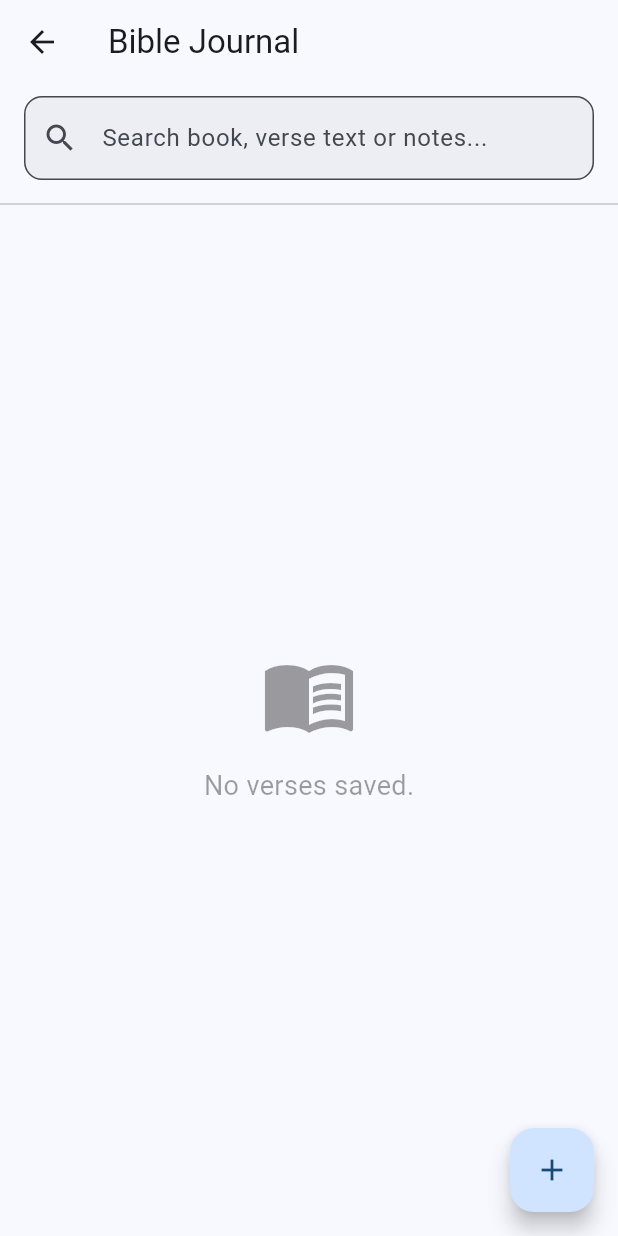
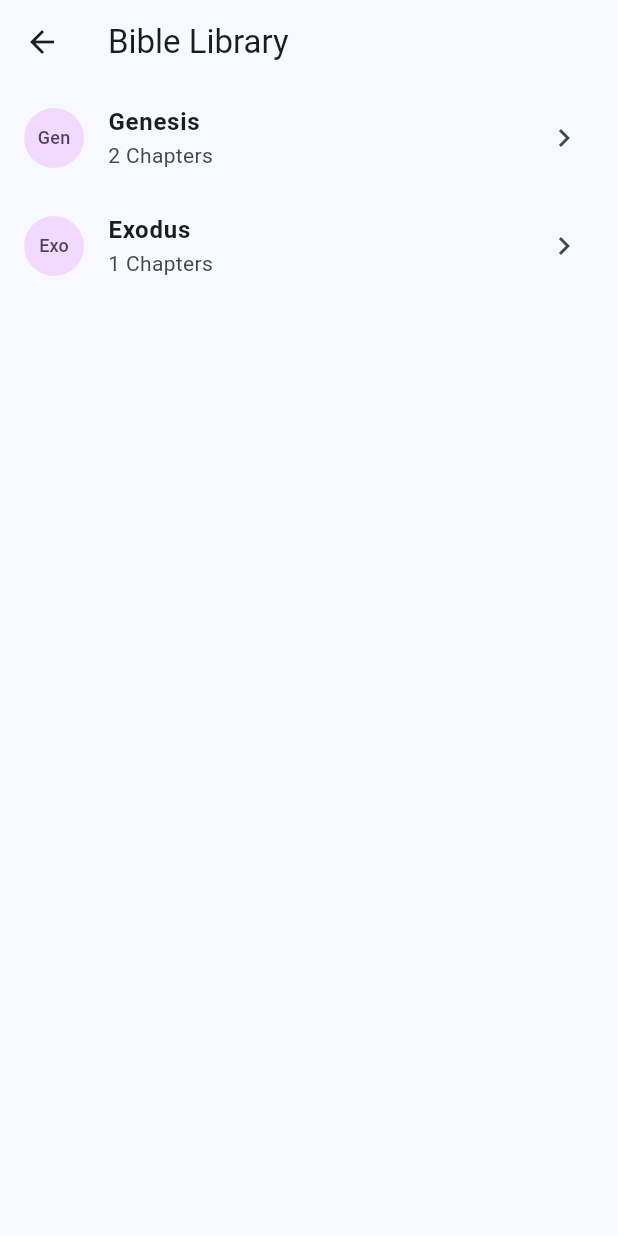
Before and after one commit to wacky004/offline_planner, a Flutter app: the BibleScreen screen opened directly, on a phone screen of 412 x 824 dp. Run offline on Flutter 3.47's test engine with Material 3 defaults, Android fonts, the phone set to English and light mode, and no system bars; our stand-ins replace flutter_local_notifications, hive, hive_flutter, shared_preferences, table_calendar, timezone; accounts and stored records are empty.

Commit message:
Refactored Bible into books chapters verses flow

```diff
--- /dev/null
+++ b/lib/models/bible_book.dart
@@ -0,0 +1,37 @@
+class BibleBook {
+  final String id;
+  final String name;
+  final String abbreviation;
+  final int totalChapters;
+  final List<dynamic>? _chaptersJson; // Holds raw JSON for lazy extraction
+
+  BibleBook({
+    required this.id,
+    required this.name,
+    required this.abbreviation,
+    required this.totalChapters,
+    required List<dynamic>? chaptersJson,
+  }) : _chaptersJson = chaptersJson;
+
+  factory BibleBook.fromJson(Map<String, dynamic> json) {
+    return BibleBook(
+      id: json['id'] as String,
+      name: json['name'] as String,
+      abbreviation: json['abbreviation'] as String,
+      totalChapters: json['totalChapters'] as int,
+      chaptersJson: json['chapters'] as List<dynamic>?,
+    );
+  }
+
+  /// Extracts the required chapter payload natively out of parsed context.
+  List<dynamic> getChapterVerses(int chapterNumber) {
+    final chapters = _chaptersJson;
+    if (chapters == null) return [];
+    for (var chapterMap in chapters) {
+      if (chapterMap['chapterNumber'] == chapterNumber) {
+        return chapterMap['verses'] as List<dynamic>? ?? [];
+      }
+    }
+    return [];
+  }
+}
--- /dev/null
+++ b/lib/models/bible_verse.dart
@@ -0,0 +1,51 @@
+class BibleVerse {
+  String id;
+  String bookId;
+  String bookName;
+  int chapterNumber;
+  int verseNumber;
+  String verseText;
+  String note;
+  bool isFavorite;
+  DateTime createdAt;
+  DateTime updatedAt;
+
+  BibleVerse({
+    required this.id,
+    required this.bookId,
+    required this.bookName,
+    required this.chapterNumber,
+    required this.verseNumber,
+    required this.verseText,
+    this.note = '',
+    this.isFavorite = false,
+    required this.createdAt,
+    required this.updatedAt,
+  });
+
+  BibleVerse copyWith({
+    String? id,
+    String? bookId,
+    String? bookName,
+    int? chapterNumber,
+    int? verseNumber,
+    String? verseText,
+    String? note,
+    bool? isFavorite,
+    DateTime? createdAt,
+    DateTime? updatedAt,
+  }) {
+    return BibleVerse(
+      id: id ?? this.id,
+      bookId: bookId ?? this.bookId,
+      bookName: bookName ?? this.bookName,
+      chapterNumber: chapterNumber ?? this.chapterNumber,
+      verseNumber: verseNumber ?? this.verseNumber,
+      verseText: verseText ?? this.verseText,
+      note: note ?? this.note,
+      isFavorite: isFavorite ?? this.isFavorite,
+      createdAt: createdAt ?? this.createdAt,
+      updatedAt: updatedAt ?? this.updatedAt,
+    );
+  }
+}
--- a/lib/providers/bible_provider.dart
+++ b/lib/providers/bible_provider.dart
@@ -1,66 +1,77 @@
-import 'package:flutter/foundation.dart';
-import '../models/saved_verse.dart';
+import 'dart:convert';
+import 'package:flutter/widgets.dart';
+import 'package:flutter/services.dart' show rootBundle;
+import '../models/bible_book.dart';
+import '../models/bible_verse.dart';
 import '../services/database_service.dart';
 
 class BibleProvider with ChangeNotifier {
   final DatabaseService _dbService;
 
-  List<SavedVerse> _verses = [];
-  String _searchQuery = '';
+  List<BibleBook> _books = [];
+  List<BibleVerse> _savedAnnotations = [];
+
+  bool _isLoading = true;
+  bool get isLoading => _isLoading;
 
   BibleProvider(this._dbService) {
-    _loadData();
+    _init();
   }
 
-  List<SavedVerse> get verses => _verses;
-  String get searchQuery => _searchQuery;
-
-  List<SavedVerse> get filteredVerses {
-    return _verses.where((v) {
-      final textMatches = v.text.toLowerCase().contains(_searchQuery.toLowerCase());
-      final bookMatches = v.book.toLowerCase().contains(_searchQuery.toLowerCase());
-      final noteMatches = v.note.toLowerCase().contains(_searchQuery.toLowerCase());
-      return textMatches || bookMatches || noteMatches;
-    }).toList();
-  }
-
-  void setSearchQuery(String query) {
-    _searchQuery = query;
+  Future<void> _init() async {
+    await _loadBibleAsset();
+    _loadAnnotations();
+    _isLoading = false;
     notifyListeners();
   }
 
-  void _loadData() {
-    _verses = _dbService.getAllSavedVerses();
-    _verses.sort((a, b) => b.updatedAt.compareTo(a.updatedAt));
+  Future<void> _loadBibleAsset() async {
+    try {
+      final jsonString = await rootBundle.loadString('assets/bible_sample.json');
+      final Map<String, dynamic> data = jsonDecode(jsonString);
+      final List<dynamic> booksList = data['books'];
+
+      _books = booksList.map((e) => BibleBook.fromJson(e)).toList();
+    } catch (e) {
+      debugPrint('Error loading bible asset: $e');
+    }
+  }
+
+  void _loadAnnotations() {
+    _savedAnnotations = _dbService.getAllBibleVerses();
     notifyListeners();
   }
 
-  Future<void> addVerse(SavedVerse verse) async {
-    await _dbService.addSavedVerse(verse);
-    _loadData();
-  }
+  List<BibleBook> get books => _books;
 
-  Future<void> updateVerse(SavedVerse verse) async {
-    final updated = verse.copyWith(updatedAt: DateTime.now());
-    await _dbService.updateSavedVerse(updated);
-    _loadData();
-  }
-
-  Future<void> deleteVerse(String id) async {
+  /// Retrieves purely the read-only JSON verses for the chapter
+  List<dynamic> getRawVerses(String bookId, int chapterNumber) {
     try {
-      _verses.removeWhere((v) => v.id == id);
-      notifyListeners();
-
-      await _dbService.deleteSavedVerse(id);
-      _loadData();
-    } catch (e) {
-      debugPrint('Error deleting verse: $e');
-      rethrow;
+      final book = _books.firstWhere((b) => b.id == bookId);
+      return book.getChapterVerses(chapterNumber);
+    } catch (_) {
+      return [];
     }
   }
 
-  Future<void> toggleFavorite(SavedVerse verse) async {
-    final updated = verse.copyWith(isFavorite: !verse.isFavorite);
-    await updateVerse(updated);
+  /// Gets the Hive annotation if present
+  BibleVerse? getAnnotation(String bookId, int chapterNumber, int verseNumber) {
+    try {
+      return _savedAnnotations.firstWhere(
+        (v) => v.bookId == bookId && v.chapterNumber == chapterNumber && v.verseNumber == verseNumber,
+      );
+    } catch (_) {
+      return null;
+    }
+  }
+
+  Future<void> saveAnnotation(BibleVerse verse) async {
+    await _dbService.addBibleVerse(verse);
+    _loadAnnotations();
+  }
+
+  Future<void> removeAnnotation(String id) async {
+    await _dbService.deleteBibleVerse(id);
+    _loadAnnotations();
   }
 }
--- a/lib/screens/bible_screen.dart
+++ b/lib/screens/bible_screen.dart
@@ -1,8 +1,7 @@
 import 'package:flutter/material.dart';
 import 'package:provider/provider.dart';
 import '../providers/bible_provider.dart';
-import '../widgets/verse_list_item.dart';
-import 'verse_editor_screen.dart';
+import 'bible_chapters_screen.dart';
 
 class BibleScreen extends StatelessWidget {
   const BibleScreen({super.key});
@@ -11,67 +10,42 @@ class BibleScreen extends StatelessWidget {
   Widget build(BuildContext context) {
     return Scaffold(
       appBar: AppBar(
-        title: const Text('Bible Journal'),
+        title: const Text('Bible Library'),
       ),
       body: Consumer<BibleProvider>(
         builder: (context, provider, _) {
-          final verses = provider.filteredVerses;
+          if (provider.isLoading) {
+            return const Center(child: CircularProgressIndicator());
+          }
 
-          return Column(
-            children: [
-              // Search Bar
-              Padding(
-                padding: const EdgeInsets.symmetric(horizontal: 16.0, vertical: 8.0),
-                child: TextField(
-                  decoration: InputDecoration(
-                    hintText: 'Search book, verse text or notes...',
-                    prefixIcon: const Icon(Icons.search),
-                    border: OutlineInputBorder(
-                      borderRadius: BorderRadius.circular(12),
-                    ),
-                    filled: true,
-                    fillColor: Theme.of(context).colorScheme.surfaceContainerHighest.withValues(alpha: 0.5),
-                  ),
-                  onChanged: provider.setSearchQuery,
+          final books = provider.books;
+
+          if (books.isEmpty) {
+            return const Center(child: Text('No books loaded.'));
+          }
+
+          return ListView.builder(
+            itemCount: books.length,
+            itemBuilder: (context, index) {
+              final book = books[index];
+              return ListTile(
+                leading: CircleAvatar(
+                  backgroundColor: Theme.of(context).colorScheme.tertiaryContainer,
+                  child: Text(book.abbreviation, style: TextStyle(color: Theme.of(context).colorScheme.onTertiaryContainer, fontSize: 12)),
                 ),
-              ),
-              const Divider(),
-              // Verse List
-              Expanded(
-                child: verses.isEmpty
-                    ? Center(
-                        child: Column(
-                          mainAxisAlignment: MainAxisAlignment.center,
-                          children: [
-                            Icon(Icons.menu_book, size: 64, color: Theme.of(context).disabledColor),
-                            const SizedBox(height: 16),
-                            Text(
-                              provider.searchQuery.isEmpty ? 'No verses saved.' : 'No matching text found.',
-                              style: TextStyle(color: Theme.of(context).disabledColor, fontSize: 18),
-                            ),
-                          ],
-                        ),
-                      )
-                    : ListView.builder(
-                        padding: const EdgeInsets.symmetric(horizontal: 16.0, vertical: 8.0),
-                        itemCount: verses.length,
-                        itemBuilder: (context, index) {
-                          return VerseListItem(verse: verses[index]);
-                        },
-                      ),
-              )
-            ],
+                title: Text(book.name, style: const TextStyle(fontWeight: FontWeight.bold)),
+                subtitle: Text('${book.totalChapters} Chapters'),
+                trailing: const Icon(Icons.chevron_right),
+                onTap: () {
+                  Navigator.push(
+                    context,
+                    MaterialPageRoute(builder: (_) => BibleChaptersScreen(book: book)),
+                  );
+                },
+              );
+            },
           );
         },
-      ),
-      floatingActionButton: FloatingActionButton(
-        onPressed: () {
-          Navigator.push(
-            context,
-            MaterialPageRoute(builder: (_) => const VerseEditorScreen()),
-          );
-        },
-        child: const Icon(Icons.add),
       ),
     );
   }
--- a/lib/services/database_service.dart
+++ b/lib/services/database_service.dart
@@ -5,48 +5,48 @@ import '../models/goal.dart';
 import '../models/goal_adapter.dart';
 import '../models/recipe.dart';
 import '../models/recipe_adapter.dart';
-import '../models/saved_verse.dart';
-import '../models/saved_verse_adapter.dart';
+import '../models/bible_verse.dart';
+import '../models/bible_verse_adapter.dart';
 
 class DatabaseService {
   static const String _boxName = 'entriesBox';
   static const String _goalsBoxName = 'goalsBox';
   static const String _recipesBoxName = 'recipesBox';
-  static const String _savedVersesBoxName = 'savedVersesBox';
+  static const String _bibleVersesBoxName = 'bibleVersesBox';
 
   late Box<Entry> _box;
   late Box<Goal> _goalsBox;
   late Box<Recipe> _recipesBox;
-  late Box<SavedVerse> _savedVersesBox;
+  late Box<BibleVerse> _bibleVersesBox;
 
   Future<void> init() async {
     await Hive.initFlutter();
     Hive.registerAdapter(EntryAdapter());
     Hive.registerAdapter(GoalAdapter());
     Hive.registerAdapter(RecipeAdapter());
-    Hive.registerAdapter(SavedVerseAdapter());
+    Hive.registerAdapter(BibleVerseAdapter());
 
     _box = await Hive.openBox<Entry>(_boxName);
     _goalsBox = await Hive.openBox<Goal>(_goalsBoxName);
     _recipesBox = await Hive.openBox<Recipe>(_recipesBoxName);
-    _savedVersesBox = await Hive.openBox<SavedVerse>(_savedVersesBoxName);
+    _bibleVersesBox = await Hive.openBox<BibleVerse>(_bibleVersesBoxName);
   }
 
-  // --- Saved Verses --- //
-  List<SavedVerse> getAllSavedVerses() {
-    return _savedVersesBox.values.toList();
+  // --- Bible Verses Annotations --- //
+  List<BibleVerse> getAllBibleVerses() {
+    return _bibleVersesBox.values.toList();
   }
 
-  Future<void> addSavedVerse(SavedVerse verse) async {
-    await _savedVersesBox.put(verse.id, verse);
+  Future<void> addBibleVerse(BibleVerse verse) async {
+    await _bibleVersesBox.put(verse.id, verse);
   }
 
-  Future<void> updateSavedVerse(SavedVerse verse) async {
-    await _savedVersesBox.put(verse.id, verse);
+  Future<void> updateBibleVerse(BibleVerse verse) async {
+    await _bibleVersesBox.put(verse.id, verse);
   }
 
-  Future<void> deleteSavedVerse(String id) async {
-    await _savedVersesBox.delete(id);
+  Future<void> deleteBibleVerse(String id) async {
+    await _bibleVersesBox.delete(id);
   }
 
   // --- Entries --- //
--- a/pubspec.yaml
+++ b/pubspec.yaml
@@ -25,3 +25,6 @@ dev_dependencies:
 
 flutter:
   uses-material-design: true
+
+  assets:
+    - assets/bible_sample.json
```
Also changed, not shown: assets/bible_sample.json (added, +67 -0 lines), lib/models/bible_verse_adapter.dart (added, +53 -0 lines), lib/screens/bible_chapters_screen.dart (added, +58 -0 lines), lib/screens/bible_verses_screen.dart (added, +117 -0 lines), lib/widgets/verse_action_bottom_sheet.dart (added, +128 -0 lines).
